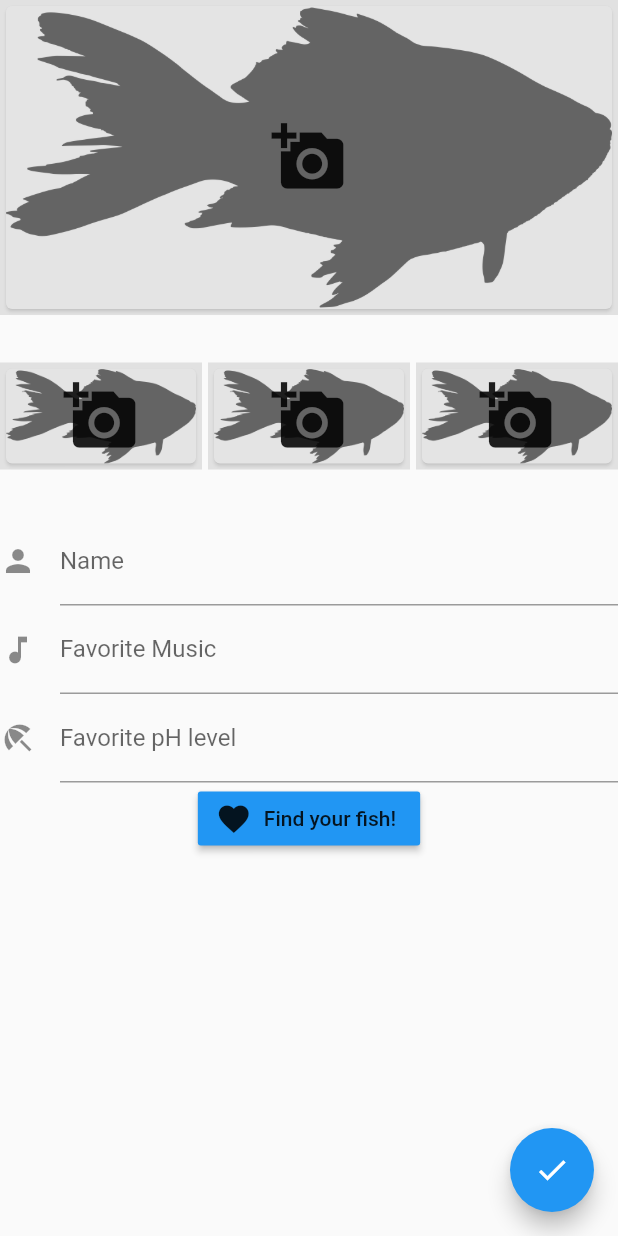
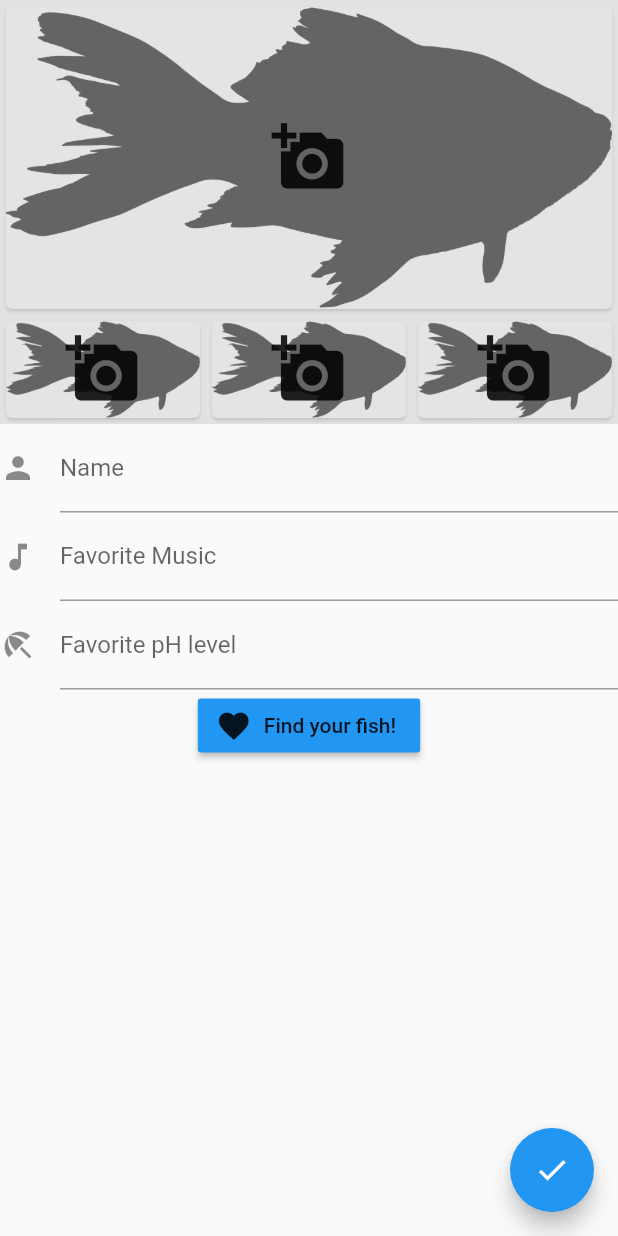
Before and after one commit to emshack/sufficient_goldfish, a Flutter app: the screen it shows after launch, after a tap on the "edit" icon, on a phone screen of 412 x 824 dp. Run offline on Flutter 3.47's test engine with Material 2 defaults, Android fonts, the light colour scheme and no system bars; our stand-ins replace cloud_firestore, firebase_storage, image_picker, location; missing offline and left inert: audioplayer; accounts and stored records are empty; network calls fail.

Commit message:
Images no longer using slivers

```diff
--- a/lib/shared_widgets.dart
+++ b/lib/shared_widgets.dart
@@ -74,11 +74,9 @@ class _ProfilePictureState extends State<ProfilePicture> {
 
 Widget createScrollableProfile(BuildContext context, bool editing,
     FocusNode focus, MatchData data, Widget extras) {
-  return CustomScrollView(
-      slivers: scrollableProfilePictures(editing, data)
-        ..add(new SliverList(
-          delegate: SliverChildListDelegate(
-            <Widget>[
+  return ListView(
+      children: <Widget>[
+        scrollableProfilePictures(editing, data),
         _showData('Name', data.name, 'e.g. Frank', Icons.person, editing, focus,
                 (changed) => data.name = changed),
         _showData('Favorite Music', data.favoriteMusic, 'e.g. Blubstep', Icons.music_note,
@@ -86,9 +84,8 @@ Widget createScrollableProfile(BuildContext context, bool editing,
         _showData('Favorite pH level', data.favoritePh, 'e.g. 5', Icons.beach_access,
             editing, focus, (changed) => data.favoritePh = changed),
         extras,
-            ],
-          ),
-        )));
+      ]
+  );
 }
 
 Widget _showData(String label, String text, String hintText, IconData iconData,
@@ -103,20 +100,21 @@ Widget _showData(String label, String text, String hintText, IconData iconData,
   );
 }
 
-List<Widget> scrollableProfilePictures(bool editable, MatchData matchData) {
+Widget scrollableProfilePictures(bool editable, MatchData matchData) {
   var tiles = new List.generate(
       4,
-      (i) => new ProfilePicture(editable,
-          (value) => matchData.setImageData(i, value), matchData.getImage(i)));
+      (i) => new Expanded(
+        flex: i == 0 ? 0 : 1,
+        child: new ProfilePicture(editable,
+                (value) => matchData.setImageData(i, value), matchData.getImage(i))
+      ));
 
   var mainImage = tiles.removeAt(0);
-  return <Widget>[
-    new SliverList(
-      delegate: SliverChildListDelegate([mainImage]),
-    ),
-    new SliverGrid(
-        gridDelegate: new SliverGridDelegateWithFixedCrossAxisCount(
-            crossAxisCount: 3, crossAxisSpacing: 4.0),
-        delegate: new SliverChildListDelegate(tiles)),
-  ];
+  return new Column(
+    mainAxisSize: MainAxisSize.min,
+    children: <Widget>[
+      mainImage,
+      new Row(children: tiles, mainAxisSize: MainAxisSize.min),
+    ],
+  );
 }
```
Also changed, not shown: 6 other files. Lines whose indentation alone changed are shown as unchanged.
